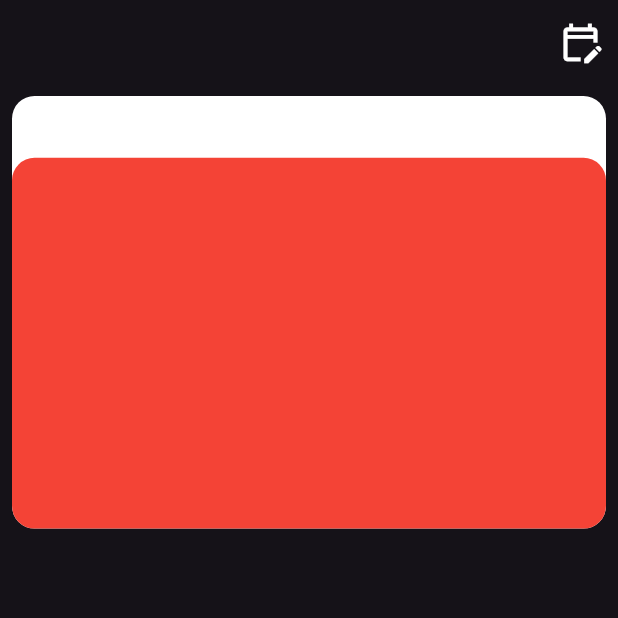
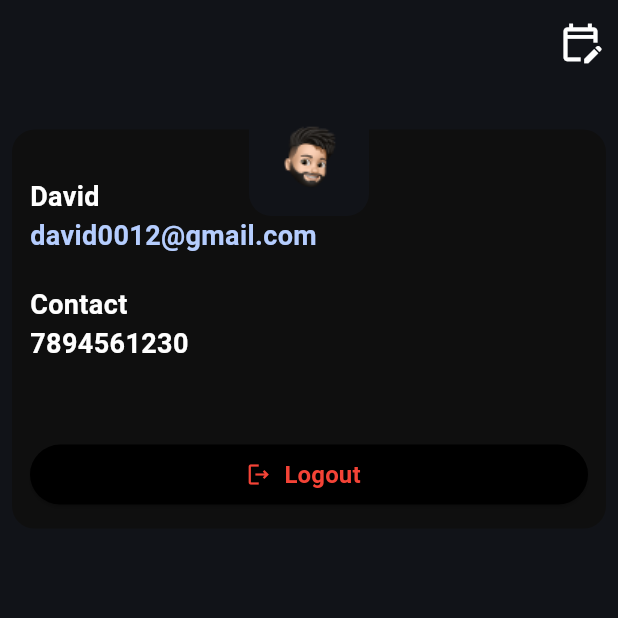
Before and after one commit to DiyaShajith/Invoice_UI, a Flutter app: the screen it shows after launch, on a phone screen of 412 x 824 dp, the top half of it. Run offline on Flutter 3.47's test engine with Material 3 defaults, Android fonts, the phone set to English and light mode, and no system bars.

Commit message:
profilepage

```diff
--- a/lib/view/profile_view/profile.dart
+++ b/lib/view/profile_view/profile.dart
@@ -11,8 +11,8 @@ class _ProfileState extends State<Profile> {
   @override
   Widget build(BuildContext context) {
     final size = MediaQuery.sizeOf(context);
-    return Scaffold(
-      appBar: AppBar(
+    return Scaffold(backgroundColor: Color(0XFF111318),
+      appBar: AppBar(backgroundColor: Color(0XFF111318),
         actions: [
           Icon(
             Icons.edit_calendar_outlined,
@@ -31,18 +31,91 @@ class _ProfileState extends State<Profile> {
             Stack(
               children: [
                 Container(
-                  width: size.width ,height: size.height*0.35,
+                  width: size.width,
+                  height: size.height * 0.35,
                   decoration: BoxDecoration(
                       borderRadius: BorderRadius.circular(15),
-                      color: Colors.white),
-                ), Positioned(bottom: 0,left: 0,right: 0,
+                      ),
+                ),
+                Positioned(
+                  bottom: 0,
+                  left: 0,
+                  right: 0,
                   child: Container(
-                    width: size.width ,height: size.height*0.3,
+                    padding: EdgeInsets.all(12),
+                    width: size.width,
+
                     decoration: BoxDecoration(
                         borderRadius: BorderRadius.circular(15),
-                        color: Colors.red),child: Column(children: [],),
+                        color: Color(0XFF0F0F0F)),
+                    child: Column(
+                      crossAxisAlignment: CrossAxisAlignment.start,
+                      children: [SizedBox(height: 20,),
+                        Text(
+                          "David",
+                          style: TextStyle(
+                              color: Colors.white,
+                              fontWeight: FontWeight.bold,
+                              fontSize: 18),
+                        ),
+                        Text(
+                          "david0012@gmail.com",
+                          style: TextStyle(
+                              color: Color(0XFFB5CDFE),
+                              fontWeight: FontWeight.w600,
+                              fontSize: 18),
+                        ),
+                        SizedBox(
+                          height: 20,
+                        ),
+                        Text(
+                          "Contact",
+                          style: TextStyle(
+                              color: Colors.white,
+                              fontWeight: FontWeight.bold,
+                              fontSize: 18),
+                        ),
+                        Text(
+                          "7894561230",
+                          style: TextStyle(
+                              color: Colors.white,
+                              fontWeight: FontWeight.w600,
+                              fontSize: 18),
+                        ),
+                        SizedBox(
+                          height: 50,
+                        ),
+                        SizedBox(
+                          width: double.infinity,
+                          child: ElevatedButton.icon(
+                              style: ButtonStyle(
+                                  backgroundColor:
+                                      WidgetStatePropertyAll(Colors.black)),
+                              icon: Icon(
+                                Icons.logout_outlined,
+                                color: Colors.red,
+                              ),
+                              onPressed: () {},
+                              label: Text(
+                                "Logout",
+                                style: TextStyle(
+                                    color: Colors.red,
+                                    fontWeight: FontWeight.w600,
+                                    fontSize: 16),
+                              )),
+                        )
+                      ],
+                    ),
                   ),
-                )
+                ), Align(alignment: Alignment.center,
+                  child: Container(
+                    width: 80,
+                    height: 80,
+                    decoration: BoxDecoration(
+                        borderRadius: BorderRadius.circular(15),
+                        color: Color(0XFF111318),image: DecorationImage(image: AssetImage("assets/images/pngaaa 1.png"))),
+                  ),
+                ),
               ],
             )
           ],
```
